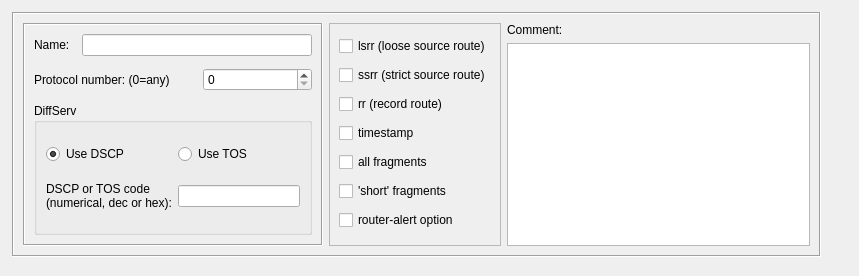
This is src/gui/ipservicedialog_q.ui in fwbuilder/fwbuilder as Qt 5 draws it before an edit. The edited form follows.
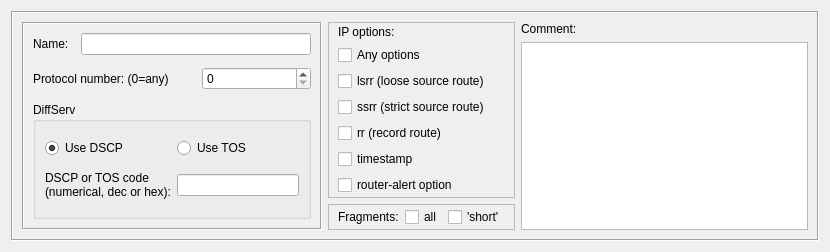
This is the edited form.

Commit message: GUI support for the "any options" attribute of IPService object. Fixes #561

The edit to the form file:
```diff
--- a/src/gui/ipservicedialog_q.ui
+++ b/src/gui/ipservicedialog_q.ui
@@ -9,8 +9,8 @@
    <rect>
     <x>0</x>
     <y>0</y>
-    <width>859</width>
-    <height>276</height>
+    <width>830</width>
+    <height>245</height>
    </rect>
   </property>
   <property name="sizePolicy">
@@ -22,22 +22,16 @@
   <property name="windowTitle">
    <string>IP</string>
   </property>
+  <layout class="QGridLayout" name="gridLayout_4">
+   <item row="0" column="0">
   <widget class="QFrame" name="frame7">
-   <property name="geometry">
-    <rect>
-     <x>12</x>
-     <y>12</y>
-     <width>809</width>
-     <height>245</height>
-    </rect>
-   </property>
    <property name="frameShape">
     <enum>QFrame::Box</enum>
    </property>
    <property name="frameShadow">
     <enum>QFrame::Sunken</enum>
    </property>
-   <layout class="QGridLayout" name="gridLayout_2">
+     <layout class="QGridLayout" name="gridLayout_3">
     <item row="0" column="0" rowspan="2">
      <widget class="QFrame" name="frame35">
       <property name="sizePolicy">
@@ -152,56 +146,76 @@
      </widget>
     </item>
     <item row="0" column="1" rowspan="2">
+       <layout class="QVBoxLayout" name="verticalLayout">
+        <property name="spacing">
+         <number>6</number>
+        </property>
+        <item>
      <widget class="QFrame" name="frame">
+          <property name="sizePolicy">
+           <sizepolicy hsizetype="Preferred" vsizetype="MinimumExpanding">
+            <horstretch>0</horstretch>
+            <verstretch>0</verstretch>
+           </sizepolicy>
+          </property>
       <property name="frameShape">
        <enum>QFrame::StyledPanel</enum>
       </property>
       <property name="frameShadow">
        <enum>QFrame::Raised</enum>
       </property>
-      <layout class="QGridLayout" name="gridLayout">
+          <layout class="QGridLayout" name="gridLayout_2">
+           <property name="topMargin">
+            <number>2</number>
+           </property>
+           <property name="bottomMargin">
+            <number>2</number>
+           </property>
        <item row="0" column="0">
+            <widget class="QLabel" name="label">
+             <property name="text">
+              <string>IP options:</string>
+             </property>
+            </widget>
+           </item>
+           <item row="1" column="0">
+            <widget class="QCheckBox" name="any_opt">
+             <property name="toolTip">
+              <string>IP service object that has this attribute turned on matches IP packets with any IP options present.</string>
+             </property>
+             <property name="text">
+              <string>Any options</string>
+             </property>
+            </widget>
+           </item>
+           <item row="2" column="0">
         <widget class="QCheckBox" name="lsrr">
          <property name="text">
           <string>lsrr (loose source route)</string>
          </property>
         </widget>
        </item>
-       <item row="1" column="0">
+           <item row="3" column="0">
         <widget class="QCheckBox" name="ssrr">
          <property name="text">
           <string>ssrr (strict source route)</string>
          </property>
         </widget>
        </item>
-       <item row="2" column="0">
+           <item row="4" column="0">
         <widget class="QCheckBox" name="rr">
          <property name="text">
           <string>rr (record route)</string>
          </property>
         </widget>
        </item>
-       <item row="3" column="0">
+           <item row="5" column="0">
         <widget class="QCheckBox" name="timestamp">
          <property name="text">
           <string>timestamp</string>
          </property>
         </widget>
        </item>
-       <item row="4" column="0">
-        <widget class="QCheckBox" name="all_fragments">
-         <property name="text">
-          <string>all fragments</string>
-         </property>
-        </widget>
-       </item>
-       <item row="5" column="0">
-        <widget class="QCheckBox" name="short_fragments">
-         <property name="text">
-          <string>'short' fragments</string>
-         </property>
-        </widget>
-       </item>
        <item row="6" column="0">
         <widget class="QCheckBox" name="router_alert">
          <property name="text">
@@ -212,6 +226,53 @@
       </layout>
      </widget>
     </item>
+        <item>
+         <widget class="QFrame" name="frame_2">
+          <property name="sizePolicy">
+           <sizepolicy hsizetype="Preferred" vsizetype="Minimum">
+            <horstretch>0</horstretch>
+            <verstretch>0</verstretch>
+           </sizepolicy>
+          </property>
+          <property name="frameShape">
+           <enum>QFrame::StyledPanel</enum>
+          </property>
+          <property name="frameShadow">
+           <enum>QFrame::Raised</enum>
+          </property>
+          <layout class="QGridLayout" name="gridLayout">
+           <property name="topMargin">
+            <number>2</number>
+           </property>
+           <property name="bottomMargin">
+            <number>2</number>
+           </property>
+           <item row="0" column="0">
+            <widget class="QLabel" name="label_2">
+             <property name="text">
+              <string>Fragments:</string>
+             </property>
+            </widget>
+           </item>
+           <item row="0" column="1">
+            <widget class="QCheckBox" name="all_fragments">
+             <property name="text">
+              <string>all</string>
+             </property>
+            </widget>
+           </item>
+           <item row="0" column="2">
+            <widget class="QCheckBox" name="short_fragments">
+             <property name="text">
+              <string>'short'</string>
+             </property>
+            </widget>
+           </item>
+          </layout>
+         </widget>
+        </item>
+       </layout>
+      </item>
     <item row="0" column="2">
      <widget class="QLabel" name="textLabel2">
       <property name="sizePolicy">
@@ -249,6 +310,8 @@
     </item>
    </layout>
   </widget>
+   </item>
+  </layout>
  </widget>
  <tabstops>
   <tabstop>obj_name</tabstop>
```
Left out of the diff: 81 changed lines with no effect on the pictures. Lines whose indentation alone changed are shown as unchanged. The commit also changes 4 other files.
